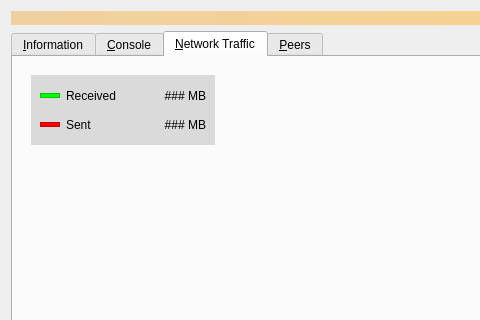
The window that src/qt/forms/debugwindow.ui (bitcoin-core/gui) describes before a commit, drawn with Qt 5; both pictures show x 0 to 480 and y 0 to 320 of the 777 by 451 pixel window.
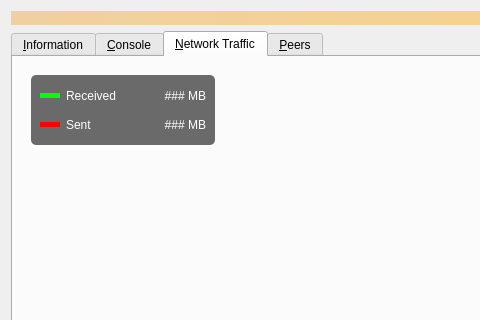
The same window after the commit. Icons and pictures are not drawn. Custom widgets are drawn as their Qt base class.

Commit message: gui: network graph - totals frame - background color base on acc. audit

The edit to the form file:
```diff
--- a/src/qt/forms/debugwindow.ui
+++ b/src/qt/forms/debugwindow.ui
@@ -651,15 +651,18 @@
              </spacer>
             </item>
             <item row="0" column="1">
-             <widget class="QFrame" name="totalsFrame">
+             <widget class="QWidget" name="totalsWidget" native="true">
               <property name="minimumSize">
                <size>
                 <width>184</width>
                 <height>70</height>
                </size>
               </property>
+              <property name="autoFillBackground">
+               <bool>false</bool>
+              </property>
               <property name="styleSheet">
-               <string notr="true">background:rgba(218, 218, 218, 255)</string>
+               <string notr="true">background-color:rgba(106,106,106);border-radius:5px;</string>
               </property>
               <layout class="QGridLayout" name="sentLayout">
                <item row="1" column="0">
@@ -701,7 +704,7 @@
                     </size>
                    </property>
                    <property name="styleSheet">
-                    <string notr="true">background:rgba(0, 0, 0, 0);color:rgb(0, 0, 0, 255)</string>
+                    <string notr="true">color:white;</string>
                    </property>
                    <property name="text">
                     <string>Sent</string>
@@ -717,7 +720,7 @@
                     </size>
                    </property>
                    <property name="styleSheet">
-                    <string notr="true">background:rgba(0, 0, 0, 0);color:rgb(0, 0, 0)</string>
+                    <string notr="true">color:white;</string>
                    </property>
                    <property name="text">
                     <string>### MB</string>
@@ -764,8 +767,11 @@
                      <height>20</height>
                     </size>
                    </property>
+                   <property name="autoFillBackground">
+                    <bool>false</bool>
+                   </property>
                    <property name="styleSheet">
-                    <string notr="true">background:rgba(0, 0, 0, 0);color:rgb(0, 0, 0)</string>
+                    <string notr="true">color:white;</string>
                    </property>
                    <property name="text">
                     <string>Received</string>
@@ -781,7 +787,7 @@
                     </size>
                    </property>
                    <property name="styleSheet">
-                    <string notr="true">background:rgba(0, 0, 0, 0);color:rgb(0, 0, 0)</string>
+                    <string notr="true">color:white;</string>
                    </property>
                    <property name="text">
                     <string>### MB</string>
```
Left out of the diff: 2 changed lines with no effect on the pictures. The commit also changes 1 other file.
